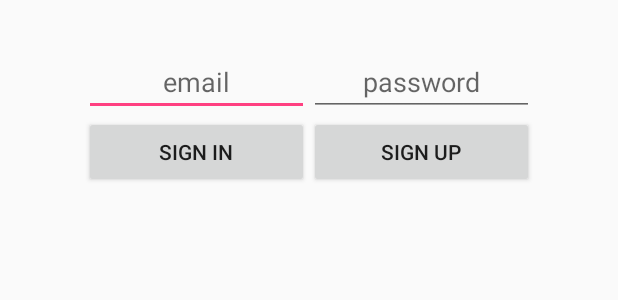
After one commit to nexen505/Android-Lab2, an Android app: the layout activity_login.xml on its own in the app's theme, with its tools: preview values and no code run, on a phone screen of 412 x 824 dp. The commit adds this screen. Shown: the top 300 px of the screen. Run offline under Robolectric (Android 15) with nearby library versions, the phone set to English and light mode, and no system bars.

Commit message:
Login Activity and meetings cards.

```diff
--- a/app/src/main/java/com/komarov/meetings/MainActivity.java
+++ b/app/src/main/java/com/komarov/meetings/MainActivity.java
@@ -3,13 +3,12 @@ package com.komarov.meetings;
 import android.os.Bundle;
 import android.support.design.widget.FloatingActionButton;
 import android.support.design.widget.Snackbar;
-import android.support.v7.app.AppCompatActivity;
 import android.support.v7.widget.Toolbar;
-import android.view.View;
 import android.view.Menu;
 import android.view.MenuItem;
+import android.view.View;
 
-public class MainActivity extends AppCompatActivity {
+public class MainActivity extends BaseActivity {
 
     @Override
     protected void onCreate(Bundle savedInstanceState) {
--- /dev/null
+++ b/app/src/main/res/layout/activity_login.xml
@@ -0,0 +1,74 @@
+<?xml version="1.0" encoding="utf-8"?>
+<RelativeLayout xmlns:android="http://schemas.android.com/apk/res/android"
+    xmlns:tools="http://schemas.android.com/tools"
+    android:layout_width="match_parent"
+    android:layout_height="match_parent"
+    android:paddingBottom="@dimen/activity_vertical_margin"
+    android:paddingLeft="@dimen/activity_horizontal_margin"
+    android:paddingRight="@dimen/activity_horizontal_margin"
+    android:paddingTop="@dimen/activity_vertical_margin"
+    tools:context=".LoginActivity">
+
+
+    <ImageView
+        android:id="@+id/icon"
+        android:layout_width="wrap_content"
+        android:layout_height="wrap_content"
+        android:layout_centerHorizontal="true"
+        android:layout_marginBottom="@dimen/activity_vertical_margin" />
+
+    <LinearLayout
+        android:id="@+id/layout_email_password"
+        android:layout_width="wrap_content"
+        android:layout_height="wrap_content"
+        android:layout_below="@+id/icon"
+        android:layout_centerHorizontal="true"
+        android:orientation="horizontal">
+
+        <EditText
+            android:id="@+id/field_email"
+            android:layout_width="150dp"
+            android:layout_height="wrap_content"
+            android:ellipsize="end"
+            android:gravity="center_horizontal"
+            android:hint="@string/hint_email"
+            android:inputType="textEmailAddress"
+            android:maxLines="1" />
+
+        <EditText
+            android:id="@+id/field_password"
+            android:layout_width="150dp"
+            android:layout_height="wrap_content"
+            android:ellipsize="end"
+            android:gravity="center_horizontal"
+            android:hint="@string/hint_password"
+            android:inputType="textPassword"
+            android:maxLines="1" />
+
+    </LinearLayout>
+
+    <LinearLayout
+        android:id="@+id/layout_buttons"
+        android:layout_width="wrap_content"
+        android:layout_height="wrap_content"
+        android:layout_below="@+id/layout_email_password"
+        android:layout_centerHorizontal="true"
+        android:orientation="horizontal">
+
+        <Button
+            android:id="@+id/button_sign_in"
+            android:layout_width="150dp"
+            android:layout_height="wrap_content"
+            android:text="@string/sign_in" />
+
+
+        <Button
+            android:id="@+id/button_sign_up"
+            android:layout_width="150dp"
+            android:layout_height="wrap_content"
+            android:text="@string/sign_up" />
+
+    </LinearLayout>
+
+
+</RelativeLayout>
--- a/app/src/main/res/values/dimens.xml
+++ b/app/src/main/res/values/dimens.xml
@@ -1,3 +1,5 @@
 <resources>
+    <dimen name="activity_horizontal_margin">16dp</dimen>
+    <dimen name="activity_vertical_margin">16dp</dimen>
     <dimen name="fab_margin">16dp</dimen>
 </resources>
--- a/app/src/main/res/values/strings.xml
+++ b/app/src/main/res/values/strings.xml
@@ -1,4 +1,20 @@
 <resources>
     <string name="app_name">Meetings</string>
     <string name="action_settings">Settings</string>
+    <string name="title_activity_login">LoginActivity</string>
+    <string name="menu_login">Log in</string>
+    <string name="menu_logout">Log out</string>
+    <string name="login_label">Log In</string>
+    <string name="email_label">Email</string>
+    <string name="password_label">Password</string>
+    <string name="send_text">Send</string>
+    <string name="lorem">Lorem ipsum dolor sit amet, consectetur adipiscing elit. Aenean nec condimentum ante, quis mattis mi. Proin ut rhoncus libero, ac euismod neque. Ut suscipit, enim a facilisis consequat, orci lacus venenatis orci, at ultricies orci nulla sed ex. In condimentum viverra velit, eget feugiat libero imperdiet vel. Aenean pretium, lectus vitae bibendum bibendum, diam turpis convallis eros, quis tristique leo sapien at ipsum. Praesent eu odio id nulla lobortis auctor. Donec eget dolor eget nisl euismod commodo vel a lacus. Quisque ut justo vitae urna pharetra accumsan. Etiam dignissim neque iaculis mauris viverra, blandit rhoncus odio porttitor. Phasellus nibh arcu.</string>
+    <string name="title_sign_in">Welcome</string>
+    <string name="sign_up">Sign Up</string>
+    <string name="hint_password">password</string>
+    <string name="hint_email">email</string>
+    <string name="sign_in">Sign In</string>
+    <string name="heading_recent">Recent</string>
+    <string name="heading_my_posts">My Posts</string>
+    <string name="heading_my_top_posts">My Top Posts</string>
 </resources>
```
Also changed, not shown: app/src/main/AndroidManifest.xml (+10 -0 lines), app/src/main/java/com/komarov/meetings/BaseActivity.java (added, +30 -0 lines), app/src/main/java/com/komarov/meetings/LoginActivity.java (added, +171 -0 lines), app/src/main/java/com/komarov/meetings/model/User.java (added, +23 -0 lines), app/src/main/res/layout/fragment_main.xml (+9 -9 lines), app/src/main/res/layout/item_meeting.xml (added, +55 -0 lines).
